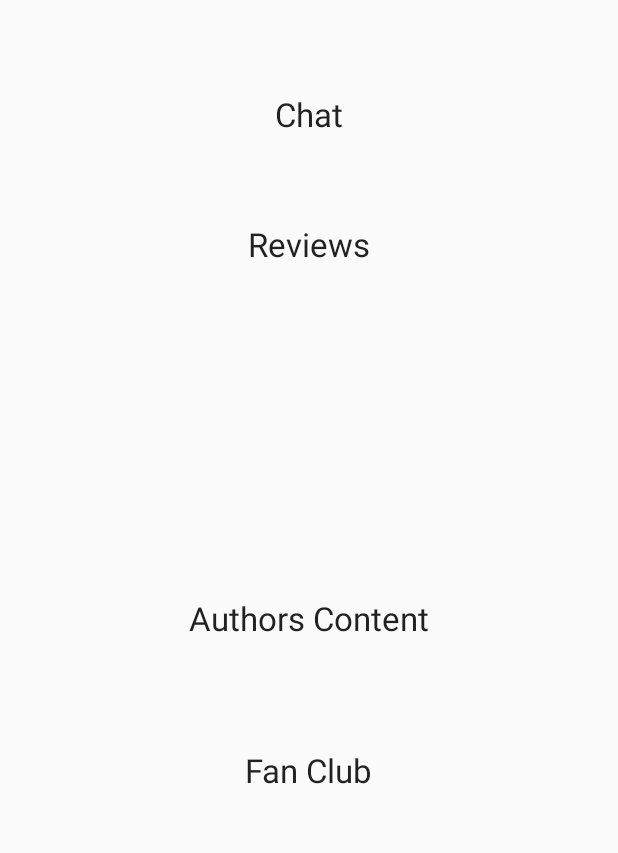
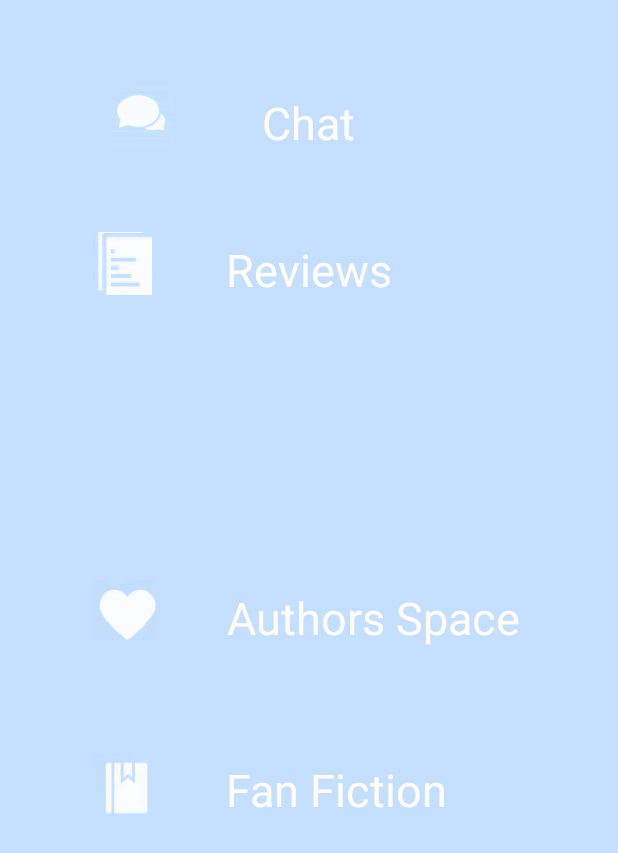
Before and after one commit to lesalon/android, an Android app: the layout content_book_info.xml on its own in the app's theme, with its tools: preview values and no code run, on a phone screen of 412 x 824 dp. Shown: the top 853 px of the screen. Run offline under Robolectric (Android 15) with nearby library versions, the phone set to English and light mode, and no system bars.

Commit message:
linked stuff

```diff
--- a/app/src/main/res/layout/activity_book_info.xml
+++ /dev/null
@@ -1,26 +0,0 @@
-<?xml version="1.0" encoding="utf-8"?>
-<android.support.design.widget.CoordinatorLayout xmlns:android="http://schemas.android.com/apk/res/android"
-    xmlns:app="http://schemas.android.com/apk/res-auto"
-    xmlns:tools="http://schemas.android.com/tools"
-    android:layout_width="match_parent"
-    android:layout_height="match_parent"
-    android:fitsSystemWindows="true"
-    tools:context="com.lesalon.BookInfo">
-
-    <android.support.design.widget.AppBarLayout
-        android:layout_width="match_parent"
-        android:layout_height="wrap_content"
-        android:theme="@style/AppTheme.AppBarOverlay">
-
-        <android.support.v7.widget.Toolbar
-            android:id="@+id/toolbar"
-            android:layout_width="match_parent"
-            android:layout_height="?attr/actionBarSize"
-            android:background="?attr/colorPrimary"
-            app:popupTheme="@style/AppTheme.PopupOverlay" />
-
-    </android.support.design.widget.AppBarLayout>
-
-    <include layout="@layout/content_book_info" />
-
-</android.support.design.widget.CoordinatorLayout>
--- a/app/src/main/res/layout/content_book_info.xml
+++ b/app/src/main/res/layout/content_book_info.xml
@@ -10,48 +10,110 @@
     android:paddingTop="@dimen/activity_vertical_margin"
     app:layout_behavior="@string/appbar_scrolling_view_behavior"
     tools:context="com.lesalon.BookInfo"
+    android:background="#C4DFFF"
     tools:showIn="@layout/activity_book_info">
 
+    <ImageView
+        android:layout_width="wrap_content"
+        android:layout_height="wrap_content"
+        android:src="@mipmap/chat_logo"
+        android:id="@+id/imageView2"
+        android:scaleType="fitCenter"
+        android:layout_toLeftOf="@+id/chat"
+        android:layout_alignBottom="@+id/chat"
+        android:layout_alignParentLeft="true"
+        android:layout_alignParentStart="false"  />
     <TextView
         android:layout_width="wrap_content"
         android:layout_height="wrap_content"
         android:textAppearance="?android:attr/textAppearanceLarge"
         android:text="Chat"
+        android:textSize="30sp"
+        android:textColor="#ffffff"
         android:id="@+id/chat"
         android:layout_alignParentTop="true"
-        android:layout_centerHorizontal="true"
         android:layout_marginTop="45dp"
-        android:clickable="true" />
+        android:clickable="true"
+        android:elegantTextHeight="false"
+        android:layout_centerInParent="true"
+        android:foregroundGravity="center_horizontal" />
 
+    <ImageView
+        android:layout_width="wrap_content"
+        android:layout_height="wrap_content"
+        android:src="@mipmap/review_logo"
+        android:id="@+id/imageView3"
+        android:scaleType="fitCenter"
+        android:layout_toLeftOf="@+id/reviews"
+        android:layout_alignBottom="@+id/reviews"
+        android:layout_centerVertical="true"
+        android:layout_alignParentLeft="true"
+        android:layout_alignParentStart="false" />
     <TextView
         android:layout_width="wrap_content"
         android:layout_height="wrap_content"
         android:textAppearance="?android:attr/textAppearanceLarge"
+        android:textSize="30sp"
         android:text="Reviews"
         android:id="@+id/reviews"
+        android:textColor="#ffffff"
         android:layout_below="@+id/chat"
         android:layout_centerHorizontal="true"
+
         android:layout_marginTop="57dp"
-        android:clickable="true" />
+        android:clickable="true"
+        android:foregroundGravity="center" />
+    <ImageView
+        android:layout_width="wrap_content"
+        android:layout_height="wrap_content"
+        android:src="@mipmap/author_logo"
+        android:id="@+id/imageView4"
 
+        android:scaleType="fitCenter"
+        android:layout_toLeftOf="@+id/authors_content"
+        android:layout_alignBottom="@+id/authors_content"
+
+        android:layout_alignParentLeft="true"
+        android:layout_alignParentStart="false"
+        android:foregroundGravity="right" />
     <TextView
         android:layout_width="wrap_content"
         android:layout_height="wrap_content"
         android:textAppearance="?android:attr/textAppearanceLarge"
-        android:text="Authors Content"
+        android:text="Authors Space"
+        android:textColor="#ffffff"
+        android:textSize="30sp"
         android:id="@+id/authors_content"
+        android:clickable="true"
+        android:foregroundGravity="right"
+        android:gravity="right"
         android:layout_centerVertical="true"
-        android:layout_centerHorizontal="true"
-        android:clickable="true" />
+        android:layout_alignLeft="@+id/reviews"
+        android:layout_alignStart="@+id/reviews" />
+    <ImageView
+        android:layout_width="wrap_content"
+        android:layout_height="wrap_content"
+        android:src="@mipmap/fanfic_logo"
+        android:id="@+id/imageView5"
 
+
+        android:scaleType="fitCenter"
+        android:layout_toLeftOf="@+id/fan_club"
+        android:layout_alignBottom="@+id/fan_club"
+
+        android:layout_alignParentLeft="true"
+        android:layout_alignParentStart="false" />
     <TextView
         android:layout_width="wrap_content"
         android:layout_height="wrap_content"
         android:textAppearance="?android:attr/textAppearanceLarge"
-        android:text="Fan Club"
+        android:text="Fan Fiction"
         android:id="@+id/fan_club"
+        android:textSize="30sp"
+        android:textColor="#ffffff"
+        android:layout_marginTop="74dp"
+        android:clickable="true"
         android:layout_below="@+id/authors_content"
-        android:layout_centerHorizontal="true"
-        android:layout_marginTop="72dp"
-        android:clickable="true" />
+        android:layout_alignLeft="@+id/authors_content"
+        android:layout_alignStart="@+id/authors_content" />
 </RelativeLayout>
```
